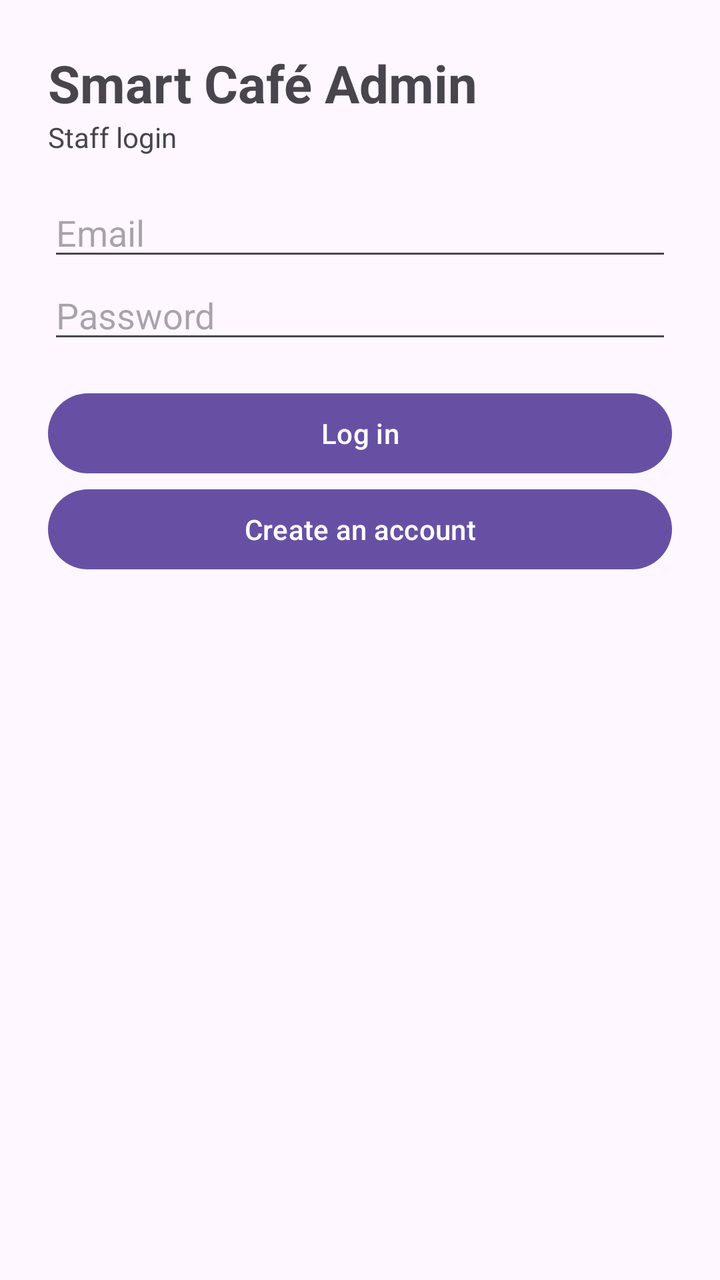
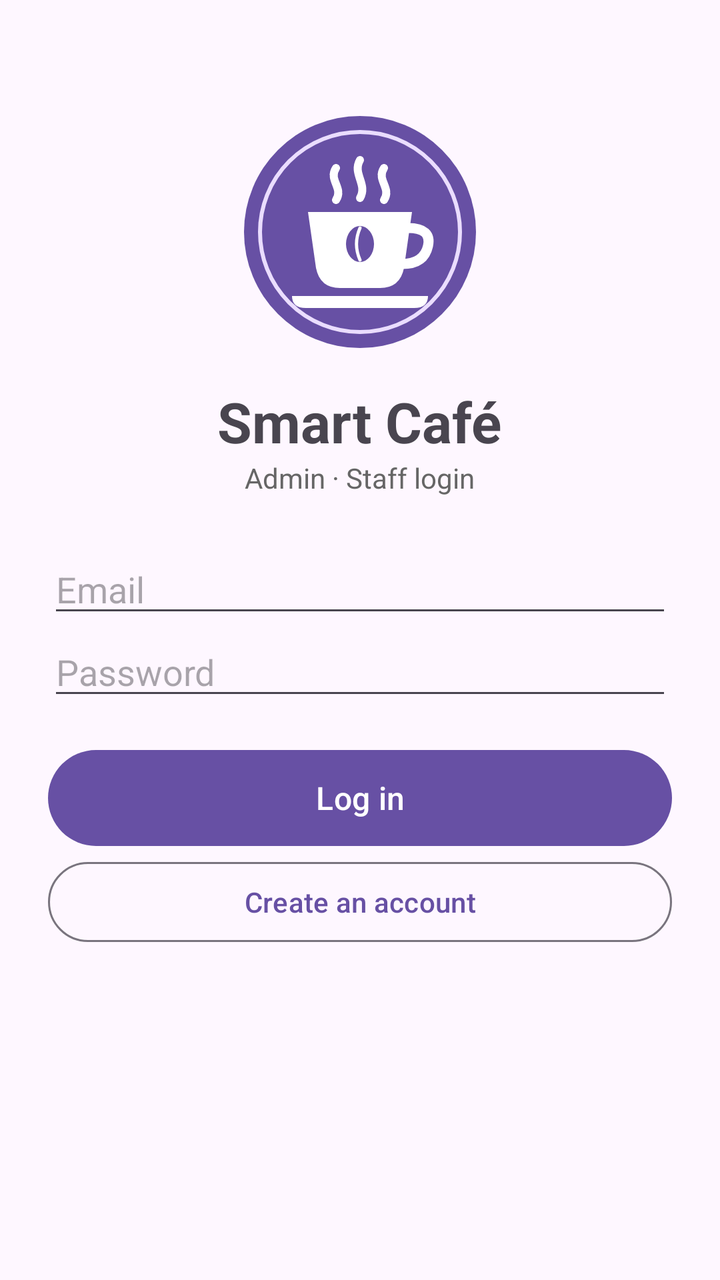

The first picture is an Android layout as it rendered before a commit; the second is the same layout after the commit. The layout source and the unified diff follow.
<!-- AndroidManifest.xml: application theme Theme.SmartCafeAdmin -->
<!-- res/layout/activity_login.xml -->
<?xml version="1.0" encoding="utf-8"?>
<LinearLayout xmlns:android="http://schemas.android.com/apk/res/android"
    android:id="@+id/main"
    android:layout_width="match_parent"
    android:layout_height="match_parent"
    android:orientation="vertical"
    android:padding="24dp">

    <TextView
        android:layout_width="wrap_content"
        android:layout_height="wrap_content"
        android:text="Smart Café Admin"
        android:textSize="26sp"
        android:textStyle="bold" />

    <TextView
        android:layout_width="wrap_content"
        android:layout_height="wrap_content"
        android:layout_marginBottom="16dp"
        android:text="Staff login" />

    <EditText
        android:id="@+id/editEmail"
        android:layout_width="match_parent"
        android:layout_height="wrap_content"
        android:hint="Email"
        android:inputType="textEmailAddress" />

    <EditText
        android:id="@+id/editPassword"
        android:layout_width="match_parent"
        android:layout_height="wrap_content"
        android:hint="Password"
        android:inputType="textPassword" />

    <TextView
        android:id="@+id/textError"
        android:layout_width="match_parent"
        android:layout_height="wrap_content"
        android:layout_marginTop="8dp"
        android:textColor="#B3261E"
        android:visibility="gone" />

    <ProgressBar
        android:id="@+id/progress"
        android:layout_width="wrap_content"
        android:layout_height="wrap_content"
        android:layout_gravity="center_horizontal"
        android:layout_marginTop="8dp"
        android:visibility="gone" />

    <Button
        android:id="@+id/buttonLogin"
        android:layout_width="match_parent"
        android:layout_height="wrap_content"
        android:layout_marginTop="16dp"
        android:text="Log in" />

    <Button
        android:id="@+id/buttonRegister"
        android:layout_width="match_parent"
        android:layout_height="wrap_content"
        android:text="Create an account" />

</LinearLayout>
<!-- resources referenced by this layout -->
<resources>
  <style name="Theme.SmartCafeAdmin" parent="Base.Theme.SmartCafeAdmin" />
  <style name="Base.Theme.SmartCafeAdmin" parent="Theme.Material3.DayNight.NoActionBar">
          
          
      </style>
</resources>

<!-- the commit's change to res/layout/activity_login.xml (unified diff, before → after) -->
@@ -1,65 +1,82 @@
 <?xml version="1.0" encoding="utf-8"?>
-<LinearLayout xmlns:android="http://schemas.android.com/apk/res/android"
+<ScrollView xmlns:android="http://schemas.android.com/apk/res/android"
     android:id="@+id/main"
     android:layout_width="match_parent"
     android:layout_height="match_parent"
-    android:orientation="vertical"
-    android:padding="24dp">
+    android:fillViewport="true">
 
-    <TextView
-        android:layout_width="wrap_content"
-        android:layout_height="wrap_content"
-        android:text="Smart Café Admin"
-        android:textSize="26sp"
-        android:textStyle="bold" />
-
-    <TextView
-        android:layout_width="wrap_content"
-        android:layout_height="wrap_content"
-        android:layout_marginBottom="16dp"
-        android:text="Staff login" />
-
-    <EditText
-        android:id="@+id/editEmail"
+    <LinearLayout
         android:layout_width="match_parent"
         android:layout_height="wrap_content"
-        android:hint="Email"
-        android:inputType="textEmailAddress" />
+        android:gravity="center_horizontal"
+        android:orientation="vertical"
+        android:padding="24dp">
 
-    <EditText
-        android:id="@+id/editPassword"
-        android:layout_width="match_parent"
-        android:layout_height="wrap_content"
-        android:hint="Password"
-        android:inputType="textPassword" />
+        <ImageView
+            android:layout_width="120dp"
+            android:layout_height="120dp"
+            android:layout_marginTop="32dp"
+            android:contentDescription="Smart Café logo"
+            android:src="@drawable/ic_logo" />
 
-    <TextView
-        android:id="@+id/textError"
-        android:layout_width="match_parent"
-        android:layout_height="wrap_content"
-        android:layout_marginTop="8dp"
-        android:textColor="#B3261E"
-        android:visibility="gone" />
+        <TextView
+            android:layout_width="wrap_content"
+            android:layout_height="wrap_content"
+            android:layout_marginTop="16dp"
+            android:text="Smart Café"
+            android:textSize="28sp"
+            android:textStyle="bold" />
 
-    <ProgressBar
-        android:id="@+id/progress"
-        android:layout_width="wrap_content"
-        android:layout_height="wrap_content"
-        android:layout_gravity="center_horizontal"
-        android:layout_marginTop="8dp"
-        android:visibility="gone" />
+        <TextView
+            android:layout_width="wrap_content"
+            android:layout_height="wrap_content"
+            android:layout_marginBottom="24dp"
+            android:text="Admin · Staff login"
+            android:textColor="#666666" />
 
-    <Button
-        android:id="@+id/buttonLogin"
-        android:layout_width="match_parent"
-        android:layout_height="wrap_content"
-        android:layout_marginTop="16dp"
-        android:text="Log in" />
+        <EditText
+            android:id="@+id/editEmail"
+            android:layout_width="match_parent"
+            android:layout_height="wrap_content"
+            android:hint="Email"
+            android:inputType="textEmailAddress" />
 
-    <Button
-        android:id="@+id/buttonRegister"
-        android:layout_width="match_parent"
-        android:layout_height="wrap_content"
-        android:text="Create an account" />
+        <EditText
+            android:id="@+id/editPassword"
+            android:layout_width="match_parent"
+            android:layout_height="wrap_content"
+            android:hint="Password"
+            android:inputType="textPassword" />
 
-</LinearLayout>
+        <TextView
+            android:id="@+id/textError"
+            android:layout_width="match_parent"
+            android:layout_height="wrap_content"
+            android:layout_marginTop="8dp"
+            android:textColor="#B3261E"
+            android:visibility="gone" />
+
+        <ProgressBar
+            android:id="@+id/progress"
+            android:layout_width="wrap_content"
+            android:layout_height="wrap_content"
+            android:layout_marginTop="8dp"
+            android:visibility="gone" />
+
+        <Button
+            android:id="@+id/buttonLogin"
+            android:layout_width="match_parent"
+            android:layout_height="56dp"
+            android:layout_marginTop="16dp"
+            android:text="Log in"
+            android:textSize="16sp" />
+
+        <Button
+            android:id="@+id/buttonRegister"
+            style="@style/Widget.Material3.Button.OutlinedButton"
+            android:layout_width="match_parent"
+            android:layout_height="wrap_content"
+            android:text="Create an account" />
+
+    </LinearLayout>
+</ScrollView>
<!-- resource entries referenced after the edit -->
@@ -1,5 +1,73 @@
 <!-- resources referenced by this layout -->
 <resources>
+  <!-- drawable ic_logo (drawable) -->
+  <?xml version="1.0" encoding="utf-8"?>
+  <vector xmlns:android="http://schemas.android.com/apk/res/android"
+      android:width="120dp"
+      android:height="120dp"
+      android:viewportWidth="120"
+      android:viewportHeight="120">
+  
+      
+      <path
+          android:fillColor="#6750A4"
+          android:pathData="M60,60m-58,0a58,58 0,1 1,116 0a58,58 0,1 1,-116 0" />
+  
+      
+      <path
+          android:fillColor="#00000000"
+          android:strokeColor="#EADDFF"
+          android:strokeWidth="2"
+          android:pathData="M60,60m-50,0a50,50 0,1 1,100 0a50,50 0,1 1,-100 0" />
+  
+      
+      <path
+          android:fillColor="#00000000"
+          android:strokeColor="#FFFFFF"
+          android:strokeWidth="4"
+          android:strokeLineCap="round"
+          android:pathData="M48,28 C44,34 52,38 48,44" />
+      <path
+          android:fillColor="#00000000"
+          android:strokeColor="#FFFFFF"
+          android:strokeWidth="4"
+          android:strokeLineCap="round"
+          android:pathData="M60,24 C56,31 64,36 60,43" />
+      <path
+          android:fillColor="#00000000"
+          android:strokeColor="#FFFFFF"
+          android:strokeWidth="4"
+          android:strokeLineCap="round"
+          android:pathData="M72,28 C68,34 76,38 72,44" />
+  
+      
+      <path
+          android:fillColor="#00000000"
+          android:strokeColor="#FFFFFF"
+          android:strokeWidth="5"
+          android:pathData="M84,58 Q96,58 94,67 Q92,76 81,76" />
+  
+      
+      <path
+          android:fillColor="#FFFFFF"
+          android:pathData="M34,50 L86,50 L82,78 Q80,88 70,88 L50,88 Q40,88 38,78 Z" />
+  
+      
+      <path
+          android:fillColor="#FFFFFF"
+          android:pathData="M26,92 L94,92 Q94,98 87,98 L33,98 Q26,98 26,92 Z" />
+  
+      
+      <path
+          android:fillColor="#6750A4"
+          android:pathData="M53,66 a7,9 0 1,0 14,0 a7,9 0 1,0 -14,0" />
+      <path
+          android:fillColor="#00000000"
+          android:strokeColor="#FFFFFF"
+          android:strokeWidth="1.6"
+          android:strokeLineCap="round"
+          android:pathData="M60,58 Q56.5,66 60,74" />
+  </vector>
   <style name="Theme.SmartCafeAdmin" parent="Base.Theme.SmartCafeAdmin" />
   <style name="Base.Theme.SmartCafeAdmin" parent="Theme.Material3.DayNight.NoActionBar">
           
